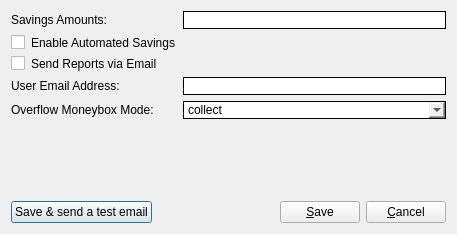
This is src/gui/ui/static/app_settings_dialog.ui in PythBuster/savings_manager_gui as Qt 5 draws it before an edit. The edited form follows.
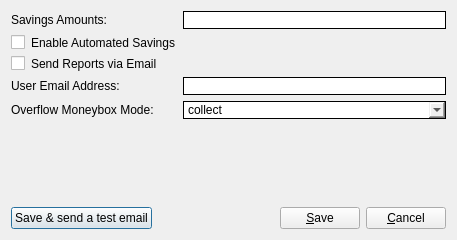
This is the edited form.

Diff of the .ui file:
```diff
--- a/src/gui/ui/static/app_settings_dialog.ui
+++ b/src/gui/ui/static/app_settings_dialog.ui
@@ -7,7 +7,7 @@
     <x>0</x>
     <y>0</y>
     <width>457</width>
-    <height>234</height>
+    <height>240</height>
    </rect>
   </property>
   <property name="windowTitle">
```
Left out of the diff: 10 changed lines with no effect on the pictures.
